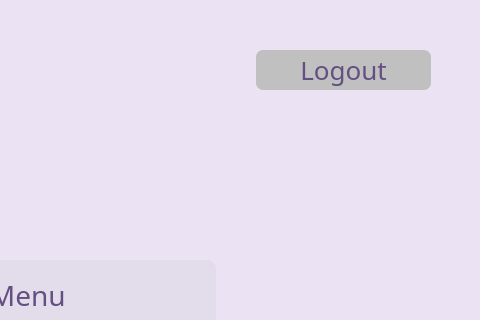
lakshmivishal9496/Soft-Health, file static/main_menu.ui: the form before one commit; both pictures show x 544 to 1024 and y 0 to 320 of the 1024 by 768 pixel window.
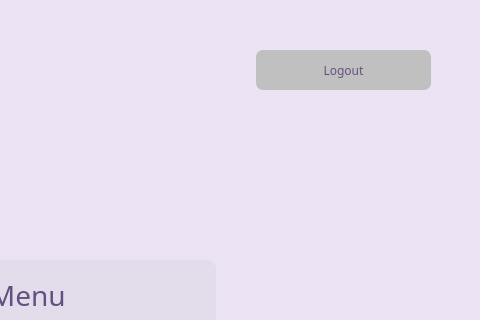
The form after the commit. Icons and pictures are not drawn.

Commit message: fixed logout button font size

What changed in the file:
```diff
--- a/static/main_menu.ui
+++ b/static/main_menu.ui
@@ -178,7 +178,7 @@
     <string notr="true">QPushButton#b5_2{
 background-color:rgb(192, 192, 192);
 color: rgb(100, 79, 130);
-font-size: 26px;
+font-size: 12px;
 border-radius : 7px;
 font-family:Sura;
 font-weight:400;
```
The commit also changes 1 other file.
